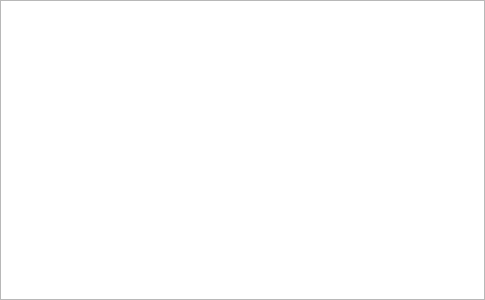
hpsilva/profitpy, file profit/widgets/ui_breadfan_train.ui: the form before one commit.
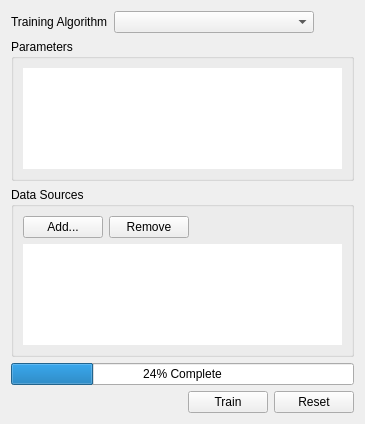
The form after the commit.

Commit message: Initial add of collector display.  Work in progress on breadfan tool.

Patch:
```diff
--- a/profit/widgets/ui_breadfan_train.ui
+++ b/profit/widgets/ui_breadfan_train.ui
@@ -5,19 +5,163 @@
    <rect>
     <x>0</x>
     <y>0</y>
-    <width>485</width>
-    <height>300</height>
+    <width>365</width>
+    <height>424</height>
    </rect>
   </property>
   <property name="windowTitle" >
    <string>Form</string>
   </property>
-  <layout class="QVBoxLayout" name="verticalLayout" >
-   <property name="margin" >
-    <number>0</number>
-   </property>
+  <layout class="QVBoxLayout" name="verticalLayout_3" >
    <item>
-    <widget class="QTreeView" name="treeView" />
+    <layout class="QHBoxLayout" name="horizontalLayout" >
+     <item>
+      <widget class="QLabel" name="trainAlgorithmLabel" >
+       <property name="text" >
+        <string>Training Algorithm</string>
+       </property>
+      </widget>
+     </item>
+     <item>
+      <widget class="QComboBox" name="trainAlgorithm" >
+       <property name="sizePolicy" >
+        <sizepolicy vsizetype="Fixed" hsizetype="Expanding" >
+         <horstretch>0</horstretch>
+         <verstretch>0</verstretch>
+        </sizepolicy>
+       </property>
+      </widget>
+     </item>
+     <item>
+      <spacer name="horizontalSpacer_2" >
+       <property name="orientation" >
+        <enum>Qt::Horizontal</enum>
+       </property>
+       <property name="sizeType" >
+        <enum>QSizePolicy::Minimum</enum>
+       </property>
+       <property name="sizeHint" stdset="0" >
+        <size>
+         <width>40</width>
+         <height>20</height>
+        </size>
+       </property>
+      </spacer>
+     </item>
+    </layout>
+   </item>
+   <item>
+    <widget class="QGroupBox" name="paramGroup" >
+     <property name="title" >
+      <string>Parameters</string>
+     </property>
+     <layout class="QVBoxLayout" name="verticalLayout" >
+      <item>
+       <widget class="QListView" name="paramView" >
+        <property name="frameShape" >
+         <enum>QFrame::NoFrame</enum>
+        </property>
+       </widget>
+      </item>
+     </layout>
+    </widget>
+   </item>
+   <item>
+    <widget class="QGroupBox" name="dataSourceGroup" >
+     <property name="title" >
+      <string>Data Sources</string>
+     </property>
+     <layout class="QVBoxLayout" name="verticalLayout_2" >
+      <item>
+       <layout class="QHBoxLayout" name="horizontalLayout_3" >
+        <item>
+         <widget class="QPushButton" name="addDataSourceButton" >
+          <property name="text" >
+           <string>Add...</string>
+          </property>
+         </widget>
+        </item>
+        <item>
+         <widget class="QPushButton" name="removeDataSourceButton" >
+          <property name="text" >
+           <string>Remove</string>
+          </property>
+         </widget>
+        </item>
+        <item>
+         <spacer name="horizontalSpacer" >
+          <property name="orientation" >
+           <enum>Qt::Horizontal</enum>
+          </property>
+          <property name="sizeHint" stdset="0" >
+           <size>
+            <width>40</width>
+            <height>20</height>
+           </size>
+          </property>
+         </spacer>
+        </item>
+       </layout>
+      </item>
+      <item>
+       <widget class="QListView" name="dataSourceView" >
+        <property name="frameShape" >
+         <enum>QFrame::NoFrame</enum>
+        </property>
+       </widget>
+      </item>
+     </layout>
+    </widget>
+   </item>
+   <item>
+    <widget class="QProgressBar" name="trainComplete" >
+     <property name="maximum" >
+      <number>100</number>
+     </property>
+     <property name="value" >
+      <number>24</number>
+     </property>
+     <property name="invertedAppearance" >
+      <bool>false</bool>
+     </property>
+     <property name="format" >
+      <string>%p% Complete</string>
+     </property>
+    </widget>
+   </item>
+   <item>
+    <layout class="QHBoxLayout" name="horizontalLayout_2" >
+     <item>
+      <spacer name="horizontalSpacer" >
+       <property name="orientation" >
+        <enum>Qt::Horizontal</enum>
+       </property>
+       <property name="sizeHint" stdset="0" >
+        <size>
+         <width>40</width>
+         <height>20</height>
+        </size>
+       </property>
+      </spacer>
+     </item>
+     <item>
+      <widget class="QPushButton" name="execButton" >
+       <property name="text" >
+        <string>Train</string>
+       </property>
+       <property name="flat" >
+        <bool>false</bool>
+       </property>
+      </widget>
+     </item>
+     <item>
+      <widget class="QPushButton" name="resetButton" >
+       <property name="text" >
+        <string>Reset</string>
+       </property>
+      </widget>
+     </item>
+    </layout>
    </item>
   </layout>
  </widget>
```
The commit also changes 15 other files.
